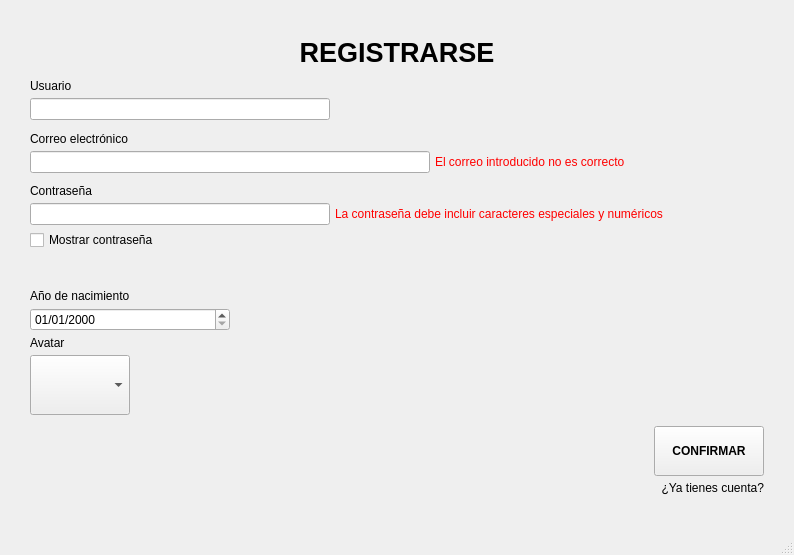
First picture: the form in mapa/login_register.ui, repository jorgecanut/mapaIHM, before the edit.
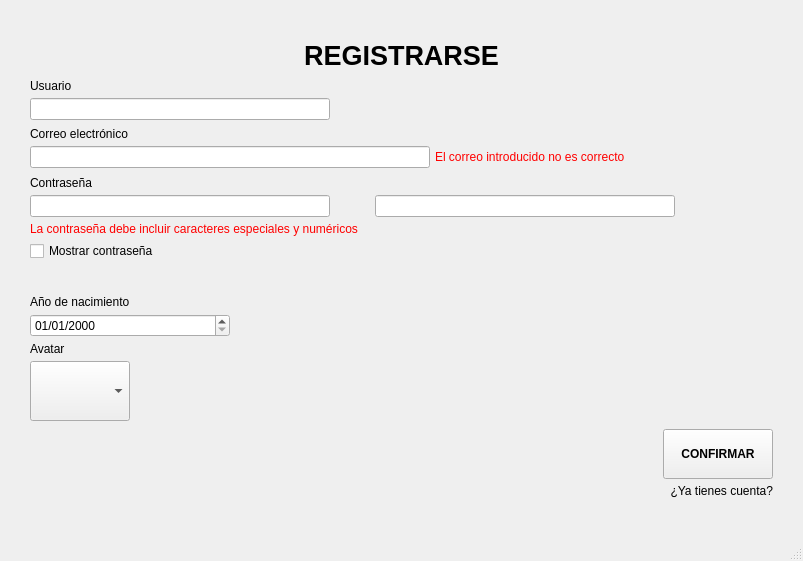
Second picture: the form after the edit. Custom widgets are drawn as their Qt base class.

Commit message: He añadido la segunda barra de contraseña y su metodo de comprobación en register, falta poder meter el enseñar contraseña y el label de repetiro contraseña y el mensaje de error de que las contraseñas no coinciden

What changed in the file:
```diff
--- a/mapa/login_register.ui
+++ b/mapa/login_register.ui
@@ -6,14 +6,14 @@
    <rect>
     <x>0</x>
     <y>0</y>
-    <width>794</width>
-    <height>555</height>
+    <width>803</width>
+    <height>561</height>
    </rect>
   </property>
   <property name="maximumSize">
    <size>
     <width>16777215</width>
-    <height>555</height>
+    <height>561</height>
    </size>
   </property>
   <property name="windowTitle">
@@ -299,7 +299,7 @@
        </property>
        <layout class="QVBoxLayout" name="verticalLayout_2">
         <item>
-         <layout class="QVBoxLayout" name="verticalLayout" stretch="0,0,0,0,0,0,0,0,0,0,0,0,0,0,0,0,0,0,0">
+         <layout class="QVBoxLayout" name="verticalLayout" stretch="0,0,0,0,0,0,0,0,0,0,0,0,0,0,0,0,0,0,0,0">
           <property name="spacing">
            <number>5</number>
           </property>
@@ -499,21 +499,43 @@
               </property>
              </widget>
             </item>
-            <item>
-             <widget class="QLabel" name="lErrorPassword">
-              <property name="styleSheet">
-               <string notr="true">color:red</string>
-              </property>
-              <property name="text">
-               <string>La contraseña debe incluir caracteres especiales y numéricos</string>
-              </property>
-             </widget>
-            </item>
             <item>
              <spacer name="horizontalSpacer_4">
               <property name="orientation">
                <enum>Qt::Orientation::Horizontal</enum>
               </property>
+              <property name="sizeType">
+               <enum>QSizePolicy::Policy::Fixed</enum>
+              </property>
+              <property name="sizeHint" stdset="0">
+               <size>
+                <width>40</width>
+                <height>20</height>
+               </size>
+              </property>
+             </spacer>
+            </item>
+            <item>
+             <widget class="QLineEdit" name="leRepContrasea">
+              <property name="minimumSize">
+               <size>
+                <width>300</width>
+                <height>0</height>
+               </size>
+              </property>
+              <property name="maximumSize">
+               <size>
+                <width>300</width>
+                <height>16777215</height>
+               </size>
+              </property>
+             </widget>
+            </item>
+            <item>
+             <spacer name="horizontalSpacer_5">
+              <property name="orientation">
+               <enum>Qt::Orientation::Horizontal</enum>
+              </property>
               <property name="sizeHint" stdset="0">
                <size>
                 <width>40</width>
@@ -524,6 +546,16 @@
             </item>
            </layout>
           </item>
+          <item>
+           <widget class="QLabel" name="lErrorPassword">
+            <property name="styleSheet">
+             <string notr="true">color:red</string>
+            </property>
+            <property name="text">
+             <string>La contraseña debe incluir caracteres especiales y numéricos</string>
+            </property>
+           </widget>
+          </item>
           <item>
            <widget class="QCheckBox" name="checkContraseaRegister">
             <property name="text">
```
Left out of the diff: 4 changed lines with no effect on the pictures. The commit also changes 5 other files.
